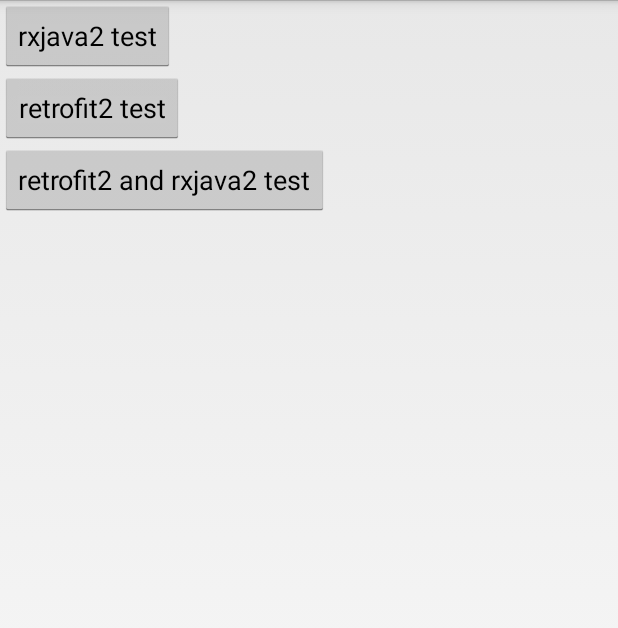
After one commit to wuruixiong/MyTestDemoList, an Android app: the RetrofitAndRxJavaSampleActivity screen opened directly, with no data from a screen before it, on a phone screen of 412 x 824 dp. The commit adds this screen. Shown: the top 628 px of the screen. Run offline under Robolectric (Android 15) with nearby library versions, the phone set to English and light mode, and no system bars; our stand-ins replace RxJava.

Commit message:
add rxjava2 and retrofit2

```diff
--- a/app/src/main/java/com/wrx/mytest/MainActivity.java
+++ b/app/src/main/java/com/wrx/mytest/MainActivity.java
@@ -26,9 +26,9 @@ public class MainActivity extends Activity implements AdapterView.OnItemClickLis
         // Prepare list of samples in this dashboard.
         mSamples = new Sample[]{
                 new Sample("Hello title1", "hello1",
-                        TestActivity1.class),
-                new Sample("Hello title2", "hello2",
-                        TestActivity2.class),
+                        TestActivity.class),
+                new Sample("Retrofit2&RxJava2", "Retrofit2 test and RxJava2 test.",
+                        RetrofitAndRxJavaSampleActivity.class),
 
         };
 
--- a/app/src/main/java/com/wrx/mytest/TestActivity2.java
+++ b/app/src/main/java/com/wrx/mytest/TestActivity.java
@@ -9,13 +9,13 @@ import android.widget.TextView;
  * Created by Administrator on 2017/5/5.
  */
 
-public class TestActivity2 extends Activity{
+public class TestActivity extends Activity{
 
     @Override
     protected void onCreate(@Nullable Bundle savedInstanceState) {
         super.onCreate(savedInstanceState);
         TextView textView = new TextView(this);
-        textView.setText("Hello2");
+        textView.setText("Hello1");
         setContentView(textView);
     }
 
--- /dev/null
+++ b/app/src/main/res/layout/activity_rx_ret_sample.xml
@@ -0,0 +1,34 @@
+<?xml version="1.0" encoding="utf-8"?>
+<LinearLayout xmlns:android="http://schemas.android.com/apk/res/android"
+    android:orientation="vertical"
+    android:layout_width="match_parent"
+    android:layout_height="match_parent">
+
+
+    <Button
+        android:id="@+id/rxs_bt"
+        android:layout_width="wrap_content"
+        android:layout_height="wrap_content"
+        android:text="rxjava2 test"/>
+
+    <Button
+        android:id="@+id/ret_bt"
+        android:layout_width="wrap_content"
+        android:layout_height="wrap_content"
+        android:text="retrofit2 test"/>
+
+    <Button
+        android:id="@+id/ret_rx_bt"
+        android:layout_width="wrap_content"
+        android:layout_height="wrap_content"
+        android:text="retrofit2 and rxjava2 test"/>
+
+    <TextView
+        android:id="@+id/rr_content_text"
+        android:layout_marginTop="20dp"
+        android:layout_width="wrap_content"
+        android:layout_height="wrap_content"
+        android:layout_gravity="center_horizontal"
+        />
+
+</LinearLayout>
--- a/build.gradle
+++ b/build.gradle
@@ -5,7 +5,7 @@ buildscript {
         jcenter()
     }
     dependencies {
-        classpath 'com.android.tools.build:gradle:2.3.1'
+        classpath 'com.android.tools.build:gradle:3.0.0'
 
         // NOTE: Do not place your application dependencies here; they belong
         // in the individual module build.gradle files
```
Also changed, not shown: app/build.gradle (+9 -8 lines), app/src/main/AndroidManifest.xml (+9 -3 lines), app/src/main/java/com/wrx/mytest/RetrofitAndRxJavaSampleActivity.java (added, +199 -0 lines), app/src/main/java/com/wrx/mytest/TestActivity1.java (deleted, +0 -22 lines), app/src/main/res/layout/sample_item.xml (+4 -7 lines), app/libs/android-support-v7-cardview.jar (deleted), gradle/wrapper/gradle-wrapper.properties, 2 other files.
